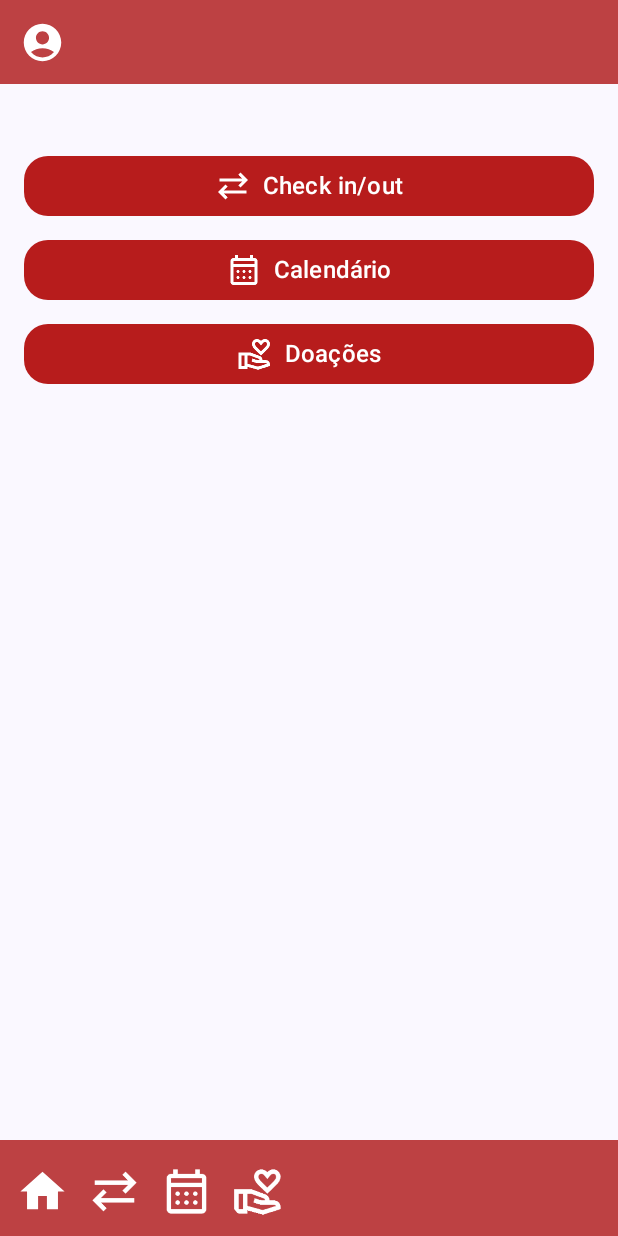
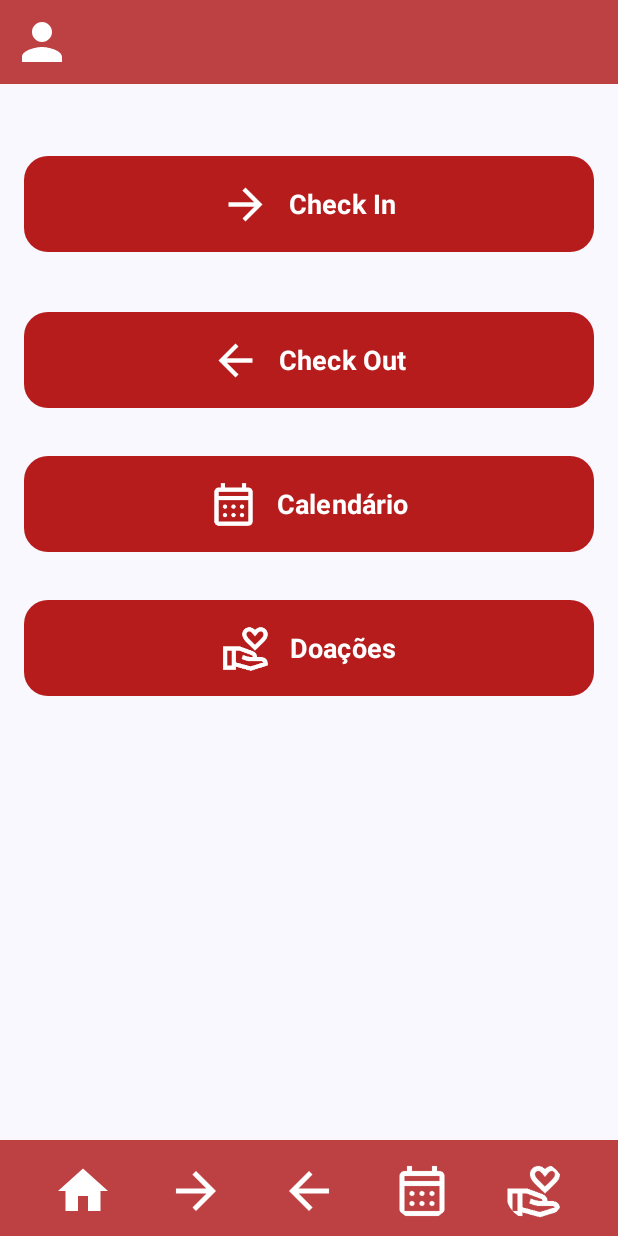
Before and after one commit to RodrigoPilar/LojaSocial, an Android app built with Jetpack Compose: the HomeView screen opened through its navigation route, on a phone screen of 412 x 824 dp. Run offline under Robolectric (Android 15) with nearby library versions, the phone set to English and light mode, and no system bars; our stand-ins replace Firebase (no records; nobody signed in at launch, a user with empty details on screens opened directly); libraries missing offline, so code that uses them is left out: com.jakewharton.threetenabp; 1 statement that could not run was skipped.

Commit message:
Update 5 - Donations, Donations List

```diff
--- a/app/src/main/java/com/example/lojasocial/MainActivity.kt
+++ b/app/src/main/java/com/example/lojasocial/MainActivity.kt
@@ -28,6 +28,7 @@ import com.example.lojasocial.ui.donations.donationsView
 import com.example.lojasocial.ui.login.LoginView
 import com.example.lojasocial.ui.profile.ProfileView
 import com.example.lojasocial.ui.registo.RegistoView
+import com.example.lojasocial.ui.check.CheckInView
 import com.example.lojasocial.ui.theme.LojaSocialTheme
 import com.google.firebase.auth.FirebaseAuth
 import com.google.firebase.auth.ktx.auth
@@ -89,7 +90,8 @@ class MainActivity : ComponentActivity() {
                         if (currentRoute != Screen.Login.route && currentRoute != Screen.Registo.route) {
                             BottomNavigationBar(
                                 onHomeClick = { navController.navigate(Screen.Home.route) },
-                                onCheckInOutClick = { /* Ação Check-in/Out */ },
+                                onCheckInClick = { navController.navigate(Screen.CheckIn.route) },
+                                onCheckOutClick = { /* Ação Check-in/Out */ },
                                 onDonationsClick = { navController.navigate(Screen.Donations.route) },
                                 onCalendarClick = { navController.navigate(Screen.Calendar.route)},
                                 onPortalClick = { /* Ação Portal */ },
@@ -130,7 +132,8 @@ class MainActivity : ComponentActivity() {
 
                         composable(Screen.Home.route) {
                             HomeView(
-                                onCheckInOutClick = { /* Ação Check-in/Out */ },
+                                onCheckInClick = { navController.navigate(Screen.CheckIn.route) },
+                                onCheckOutClick = { /* Ação Check-in/Out */ },
                                 onCalendarClick = { navController.navigate(Screen.Calendar.route) },
                                 onDonationsClick = { navController.navigate(Screen.Donations.route) },
                                 onPortalClick = { /* Ação Portal */ },
@@ -140,6 +143,10 @@ class MainActivity : ComponentActivity() {
 
                         composable(Screen.Profile.route) {
                             ProfileView()
+                        }
+
+                        composable(Screen.CheckIn.route) {
+                            CheckInView()
                         }
 
                         // Página de doações
@@ -198,5 +205,6 @@ sealed class Screen(val route: String) {
     object Donations : Screen("donations")
     object DonationsList : Screen("donationsList")
     object Calendar : Screen("calendar")
+    object CheckIn : Screen("checkin")
 
 }
--- a/app/src/main/java/com/example/lojasocial/ui/check/CheckView.kt
+++ /dev/null
@@ -1 +0,0 @@
-package com.example.lojasocial.ui.check
--- a/app/src/main/java/com/example/lojasocial/ui/check/CheckViewModel.kt
+++ /dev/null
@@ -1 +0,0 @@
-package com.example.lojasocial.ui.check
--- a/app/src/main/java/com/example/lojasocial/ui/components/BottomBar.kt
+++ b/app/src/main/java/com/example/lojasocial/ui/components/BottomBar.kt
@@ -25,15 +25,23 @@ import com.example.lojasocial.R
 @Composable
 fun BottomNavigationBar(
     onHomeClick: () -> Unit,
-    onCheckInOutClick: () -> Unit,
+    onCheckInClick: () -> Unit,
+    onCheckOutClick: () -> Unit,
     onCalendarClick: () -> Unit,
     onDonationsClick: () -> Unit,
     onPortalClick: () -> Unit,
     showPortal: Boolean
 ) {
     BottomAppBar(
-        modifier = Modifier.height(64.dp),
+        modifier = Modifier
+            .height(64.dp)
+            .fillMaxWidth(), // Garante que ocupa toda a largura
         containerColor = Color(0xFFBD4143)
+    ) {
+        // Distribuir ícones uniformemente com Row e weight
+        Row(
+            modifier = Modifier.fillMaxWidth(),
+            horizontalArrangement = Arrangement.SpaceEvenly // Espaçamento uniforme
         ) {
             BottomNavigationIcon(
                 icon = Icons.Default.Home,
@@ -42,8 +50,13 @@ fun BottomNavigationBar(
             )
             BottomNavigationIcon(
                 icon = R.drawable.ic_checkin,
-            contentDescription = "Check in/out",
-            onClick = onCheckInOutClick
+                contentDescription = "Check In",
+                onClick = onCheckInClick
+            )
+            BottomNavigationIcon(
+                icon = R.drawable.ic_checkout,
+                contentDescription = "Check Out",
+                onClick = onCheckOutClick
             )
             BottomNavigationIcon(
                 icon = R.drawable.ic_calendar,
@@ -64,6 +77,7 @@ fun BottomNavigationBar(
             }
         }
     }
+}
 
 @Composable
 fun BottomNavigationIcon(
@@ -79,7 +93,7 @@ fun BottomNavigationIcon(
                     imageVector = icon,
                     contentDescription = contentDescription,
                     tint = if (isActive) Color.Gray else Color.White,
-                    modifier = Modifier.size(35.dp)
+                    modifier = Modifier.size(40.dp)
                 )
             }
             is Int -> {
@@ -87,7 +101,7 @@ fun BottomNavigationIcon(
                     painter = painterResource(id = icon),
                     contentDescription = contentDescription,
                     tint = if (isActive) Color.Gray else Color.White,
-                    modifier = Modifier.size(35.dp)
+                    modifier = Modifier.size(40.dp)
                 )
             }
             else -> throw IllegalArgumentException("Tipo de ícone inválido: $icon")
--- a/app/src/main/java/com/example/lojasocial/ui/components/TopBar.kt
+++ b/app/src/main/java/com/example/lojasocial/ui/components/TopBar.kt
@@ -21,10 +21,14 @@ fun TopBar(
     TopAppBar(
         title = {}, // Sem título na TopBar
         navigationIcon = {
-            UserMenu( // Aqui chamamos o UserMenu
-                onProfileClick = onProfileClick,
-                onLogoutClick = onLogoutClick
-            )
+            IconButton(onClick = onProfileClick) {
+                Icon(
+                    imageVector = Icons.Default.Person, // Ícone de perfil
+                    contentDescription = "Profile",
+                    modifier = Modifier.size(40.dp), // Ajusta o tamanho do ícone
+                    tint = Color.White
+                )
+            }
         },
         colors = TopAppBarDefaults.topAppBarColors(
             containerColor = Color(0xFFBD4143), // Cor de fundo da TopBar
@@ -32,4 +36,5 @@ fun TopBar(
         ),
         modifier = Modifier.height(56.dp)
     )
+
 }
--- a/app/src/main/java/com/example/lojasocial/ui/home/HomeView.kt
+++ b/app/src/main/java/com/example/lojasocial/ui/home/HomeView.kt
@@ -23,7 +23,8 @@ import com.example.lojasocial.ui.components.TopBar
 
 @Composable
 fun HomeView(
-    onCheckInOutClick: () -> Unit = {},
+    onCheckInClick: () -> Unit = {},
+    onCheckOutClick: () -> Unit = {},
     onCalendarClick: () -> Unit = {},
     onDonationsClick: () -> Unit = {},
     onPortalClick: () -> Unit = {},
@@ -39,15 +40,30 @@ fun HomeView(
 
         // Botões de navegação
         NavigationButton(
-            text = "Check in/out",
+            text = "Check In",
             iconId = R.drawable.ic_checkin,
-            onClick = onCheckInOutClick
+            onClick = onCheckInClick
         )
+
+        Spacer(modifier = Modifier.height(24.dp))
+
+        // Botões de navegação
+        NavigationButton(
+            text = "Check Out",
+            iconId = R.drawable.ic_checkout,
+            onClick = onCheckOutClick
+        )
+
+        Spacer(modifier = Modifier.height(16.dp))
+
         NavigationButton(
             text = "Calendário",
             iconId = R.drawable.ic_calendar,
             onClick = onCalendarClick
         )
+
+        Spacer(modifier = Modifier.height(16.dp))
+
         NavigationButton(
             text = "Doações",
             iconId = R.drawable.ic_donation,
@@ -56,12 +72,14 @@ fun HomeView(
 
         // Botão do Portal de Avaliação, exibido apenas se showPortal for true
         if (showPortal) {
+            Spacer(modifier = Modifier.height(16.dp))
             NavigationButton(
                 text = "Portal de Avaliação",
                 iconId = R.drawable.ic_rateview,
                 onClick = onPortalClick
             )
         }
+        Spacer(modifier = Modifier.weight(1f))
     }
 }
 
@@ -75,7 +93,7 @@ fun NavigationButton(
         onClick = onClick,
         modifier = Modifier
             .fillMaxWidth()
-            .height(56.dp)
+            .height(80.dp)
             .padding(vertical = 8.dp),
         colors = ButtonDefaults.buttonColors(containerColor = Color(0xFFB71C1C)),
         shape = RoundedCornerShape(16.dp)
@@ -88,13 +106,14 @@ fun NavigationButton(
                 painter = painterResource(id = iconId),
                 contentDescription = text,
                 tint = Color.White,
-                modifier = Modifier.size(24.dp)
+                modifier = Modifier.size(34.dp)
             )
-            Spacer(modifier = Modifier.width(8.dp))
+            Spacer(modifier = Modifier.width(12.dp))
             Text(
                 text = text,
                 color = Color.White,
-                fontSize = 16.sp
+                fontSize = 18.sp,
+                fontWeight = FontWeight.Bold
             )
         }
     }
```
Also changed, not shown: app/src/main/java/com/example/lojasocial/models/Beneficiario.kt (added, +10 -0 lines), app/src/main/java/com/example/lojasocial/ui/check/CheckInView.kt (added, +199 -0 lines), app/src/main/java/com/example/lojasocial/ui/check/CheckOutViewModel.kt (added, +52 -0 lines), app/src/main/res/drawable/ic_checkin.png, app/src/main/res/drawable/ic_checkout.png (added). Lines whose indentation alone changed are shown as unchanged.
